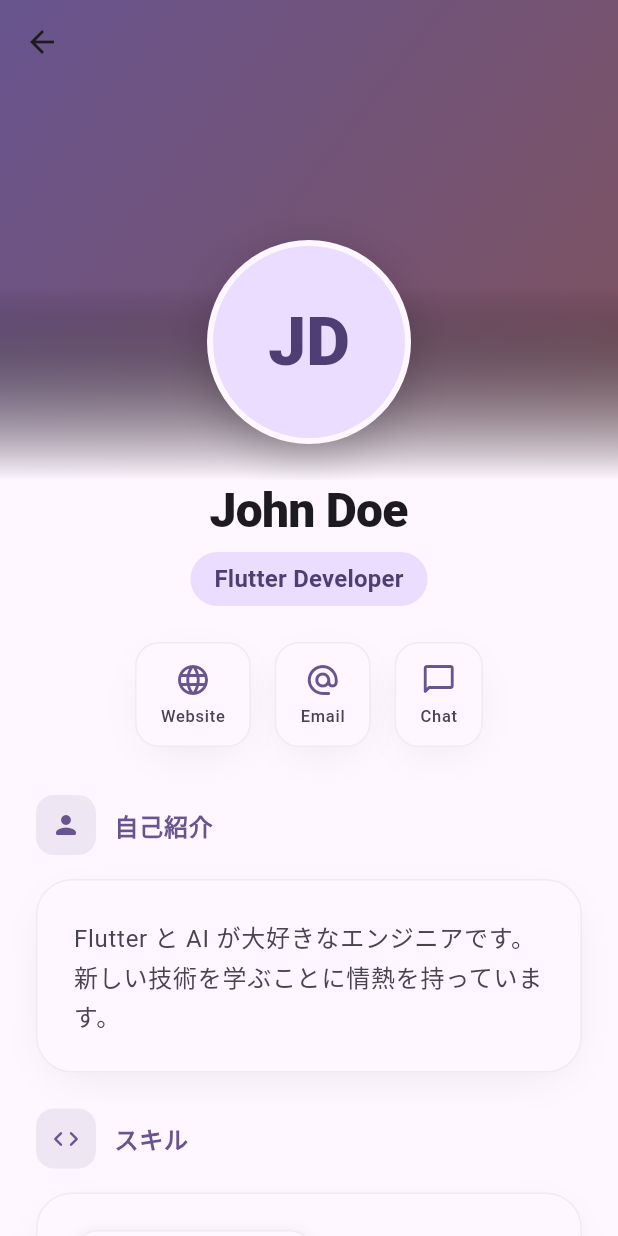
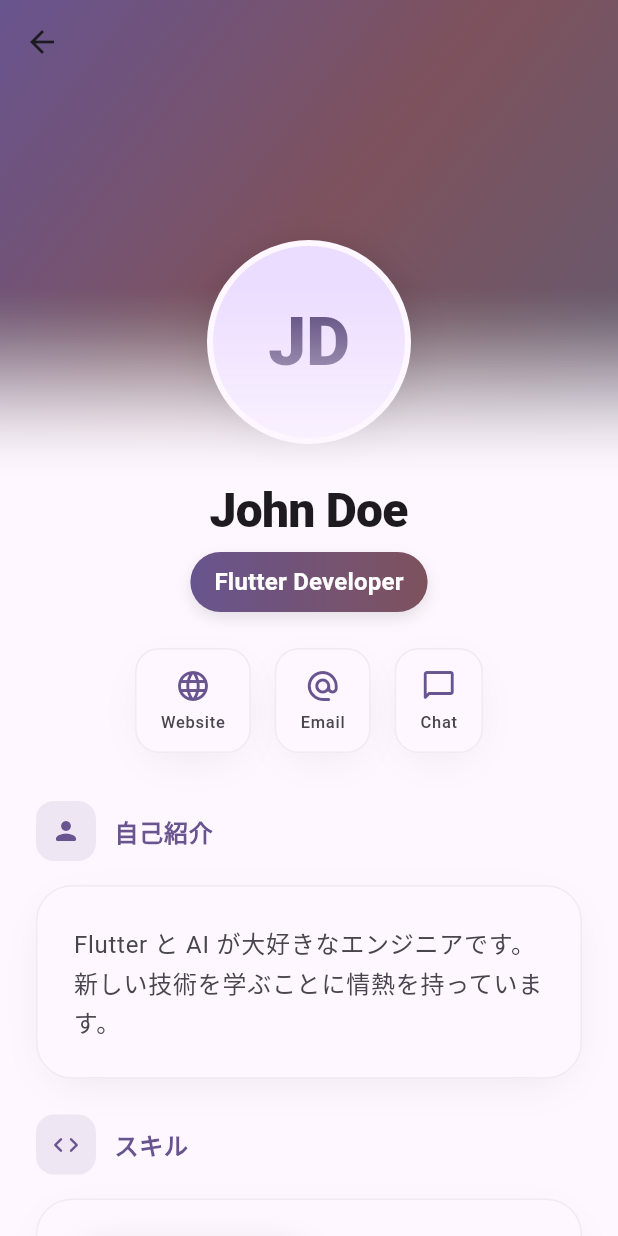
Before and after one commit to Koichi5/cursor_agent_sample, a Flutter app: the ProfileDetailPage screen opened directly with empty values, on a phone screen of 412 x 824 dp. Run offline on Flutter 3.47's test engine with Material 3 defaults, Android fonts, the phone set to English and light mode, and no system bars.

Commit message:
style: Enhance profile detail page UI with improved animations and visual effects

```diff
--- a/lib/views/profile_detail_page/profile_detail_page.dart
+++ b/lib/views/profile_detail_page/profile_detail_page.dart
@@ -21,8 +21,22 @@ class ProfileDetailPage extends StatelessWidget {
               stretchModes: const [
                 StretchMode.zoomBackground,
                 StretchMode.blurBackground,
+                StretchMode.fadeTitle,
               ],
-              background: Container(
+              background: ShaderMask(
+                shaderCallback: (rect) {
+                  return LinearGradient(
+                    begin: Alignment.topCenter,
+                    end: Alignment.bottomCenter,
+                    colors: [
+                      Colors.black,
+                      Colors.transparent,
+                    ],
+                    stops: const [0.6, 1.0],
+                  ).createShader(rect);
+                },
+                blendMode: BlendMode.dstIn,
+                child: Container(
                   decoration: BoxDecoration(
                     gradient: LinearGradient(
                       begin: Alignment.topLeft,
@@ -30,6 +44,7 @@ class ProfileDetailPage extends StatelessWidget {
                       colors: [
                         theme.colorScheme.primary,
                         theme.colorScheme.tertiary,
+                        theme.colorScheme.secondary,
                       ],
                     ),
                   ),
@@ -60,7 +75,8 @@ class ProfileDetailPage extends StatelessWidget {
                             shape: BoxShape.circle,
                             boxShadow: [
                               BoxShadow(
-                              color: theme.colorScheme.shadow.withOpacity(0.2),
+                                color:
+                                    theme.colorScheme.shadow.withOpacity(0.2),
                                 blurRadius: 24,
                                 offset: const Offset(0, 8),
                               ),
@@ -70,7 +86,8 @@ class ProfileDetailPage extends StatelessWidget {
                             tag: 'profile-avatar',
                             child: CircleAvatar(
                               radius: 64,
-                            backgroundColor: theme.colorScheme.primaryContainer,
+                              backgroundColor:
+                                  theme.colorScheme.primaryContainer,
                               child: Text(
                                 'JD',
                                 style: theme.textTheme.displayMedium?.copyWith(
@@ -83,6 +100,7 @@ class ProfileDetailPage extends StatelessWidget {
                         ),
                       ),
                     ],
+                  ),
                 ),
               ),
             ),
@@ -108,16 +126,29 @@ class ProfileDetailPage extends StatelessWidget {
                           Container(
                             padding: const EdgeInsets.symmetric(
                               horizontal: 16,
-                              vertical: 6,
+                              vertical: 8,
                             ),
                             decoration: BoxDecoration(
-                              color: theme.colorScheme.primaryContainer,
+                              gradient: LinearGradient(
+                                colors: [
+                                  theme.colorScheme.primary,
+                                  theme.colorScheme.tertiary,
+                                ],
+                              ),
                               borderRadius: BorderRadius.circular(20),
+                              boxShadow: [
+                                BoxShadow(
+                                  color:
+                                      theme.colorScheme.shadow.withOpacity(0.1),
+                                  blurRadius: 8,
+                                  offset: const Offset(0, 4),
+                                ),
+                              ],
                             ),
                             child: Text(
                               'Flutter Developer',
                               style: theme.textTheme.titleMedium?.copyWith(
-                                color: theme.colorScheme.onPrimaryContainer,
+                                color: theme.colorScheme.onPrimary,
                                 fontWeight: FontWeight.w600,
                               ),
                             ),
@@ -340,15 +371,15 @@ class ProfileDetailPage extends StatelessWidget {
     final theme = Theme.of(context);
     return Container(
       width: 160,
-      padding: const EdgeInsets.all(12),
+      padding: const EdgeInsets.all(16),
       decoration: BoxDecoration(
         color: theme.colorScheme.surface,
-        borderRadius: BorderRadius.circular(16),
+        borderRadius: BorderRadius.circular(20),
         boxShadow: [
           BoxShadow(
             color: theme.colorScheme.shadow.withOpacity(0.08),
-            blurRadius: 8,
-            offset: const Offset(0, 2),
+            blurRadius: 16,
+            offset: const Offset(0, 4),
           ),
         ],
         border: Border.all(
@@ -359,15 +390,37 @@ class ProfileDetailPage extends StatelessWidget {
       child: Column(
         crossAxisAlignment: CrossAxisAlignment.start,
         children: [
+          Row(
+            mainAxisAlignment: MainAxisAlignment.spaceBetween,
+            children: [
               Text(
                 label,
                 style: theme.textTheme.titleSmall?.copyWith(
                   fontWeight: FontWeight.w600,
                 ),
               ),
-          const SizedBox(height: 8),
+              Container(
+                padding: const EdgeInsets.symmetric(
+                  horizontal: 8,
+                  vertical: 4,
+                ),
+                decoration: BoxDecoration(
+                  color: theme.colorScheme.primaryContainer,
+                  borderRadius: BorderRadius.circular(12),
+                ),
+                child: Text(
+                  '${(level * 100).toInt()}%',
+                  style: theme.textTheme.labelSmall?.copyWith(
+                    color: theme.colorScheme.onPrimaryContainer,
+                    fontWeight: FontWeight.w600,
+                  ),
+                ),
+              ),
+            ],
+          ),
+          const SizedBox(height: 12),
           ClipRRect(
-            borderRadius: BorderRadius.circular(4),
+            borderRadius: BorderRadius.circular(6),
             child: LinearProgressIndicator(
               value: level,
               backgroundColor:
@@ -391,14 +444,35 @@ class ProfileDetailPage extends StatelessWidget {
     required IconData icon,
   }) {
     final theme = Theme.of(context);
-    return Padding(
-      padding: const EdgeInsets.symmetric(vertical: 16),
+    return Container(
+      margin: const EdgeInsets.symmetric(vertical: 8),
+      padding: const EdgeInsets.all(20),
+      decoration: BoxDecoration(
+        color: theme.colorScheme.surface,
+        borderRadius: BorderRadius.circular(24),
+        boxShadow: [
+          BoxShadow(
+            color: theme.colorScheme.shadow.withOpacity(0.08),
+            blurRadius: 16,
+            offset: const Offset(0, 4),
+          ),
+        ],
+        border: Border.all(
+          color: theme.colorScheme.outline.withOpacity(0.1),
+          width: 1,
+        ),
+      ),
       child: Row(
         children: [
           Container(
             padding: const EdgeInsets.all(12),
             decoration: BoxDecoration(
-              color: theme.colorScheme.primary.withOpacity(0.1),
+              gradient: LinearGradient(
+                colors: [
+                  theme.colorScheme.primary.withOpacity(0.2),
+                  theme.colorScheme.tertiary.withOpacity(0.2),
+                ],
+              ),
               borderRadius: BorderRadius.circular(16),
             ),
             child: Icon(
@@ -434,13 +508,25 @@ class ProfileDetailPage extends StatelessWidget {
               vertical: 8,
             ),
             decoration: BoxDecoration(
-              color: theme.colorScheme.primaryContainer,
+              gradient: LinearGradient(
+                colors: [
+                  theme.colorScheme.primary,
+                  theme.colorScheme.tertiary,
+                ],
+              ),
               borderRadius: BorderRadius.circular(12),
+              boxShadow: [
+                BoxShadow(
+                  color: theme.colorScheme.primary.withOpacity(0.2),
+                  blurRadius: 8,
+                  offset: const Offset(0, 2),
+                ),
+              ],
             ),
             child: Text(
               value,
               style: theme.textTheme.titleLarge?.copyWith(
-                color: theme.colorScheme.onPrimaryContainer,
+                color: theme.colorScheme.onPrimary,
                 fontWeight: FontWeight.w900,
               ),
             ),
```
Lines whose indentation alone changed are shown as unchanged.
